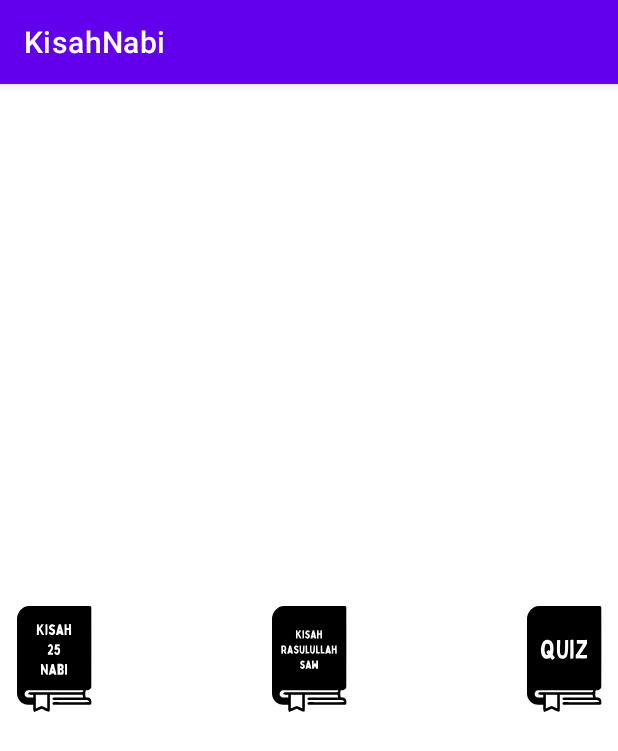
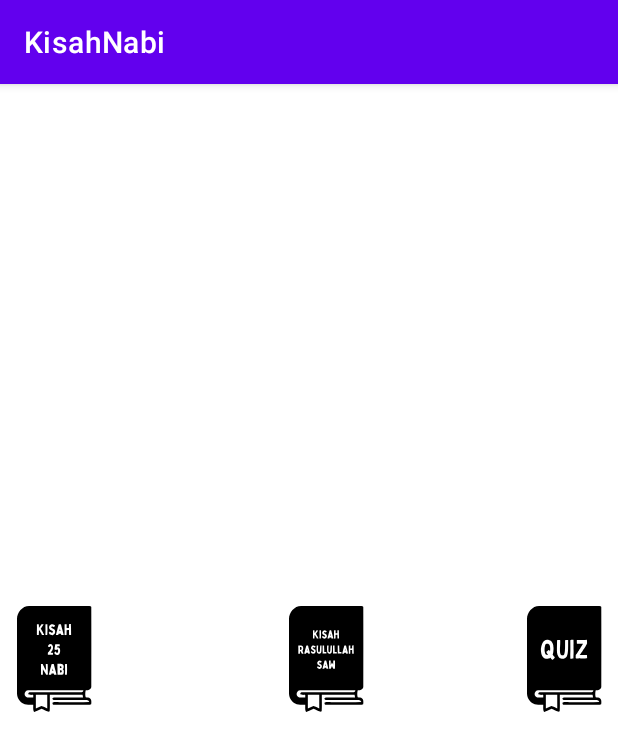
Before and after one commit to Yoake67/KisahNabi, an Android app: the MainActivity screen opened directly, with no data from a screen before it, on a phone screen of 412 x 824 dp. Shown: the top 751 px of the screen. Run offline under Robolectric (Android 15) with nearby library versions, the phone set to English and light mode, and no system bars.

```diff
--- a/app/src/main/res/layout/activity_main.xml
+++ b/app/src/main/res/layout/activity_main.xml
@@ -13,8 +13,10 @@
         android:layout_height="wrap_content"
         app:layout_constraintBottom_toBottomOf="@+id/imageView"
         app:layout_constraintEnd_toStartOf="@+id/imageView3"
+        app:layout_constraintHorizontal_bias="0.558"
         app:layout_constraintStart_toEndOf="@+id/imageView"
         app:layout_constraintTop_toTopOf="@+id/imageView"
+        app:layout_constraintVertical_bias="0.0"
         app:srcCompat="@drawable/rasulallah" />
 
     <ImageView
```
